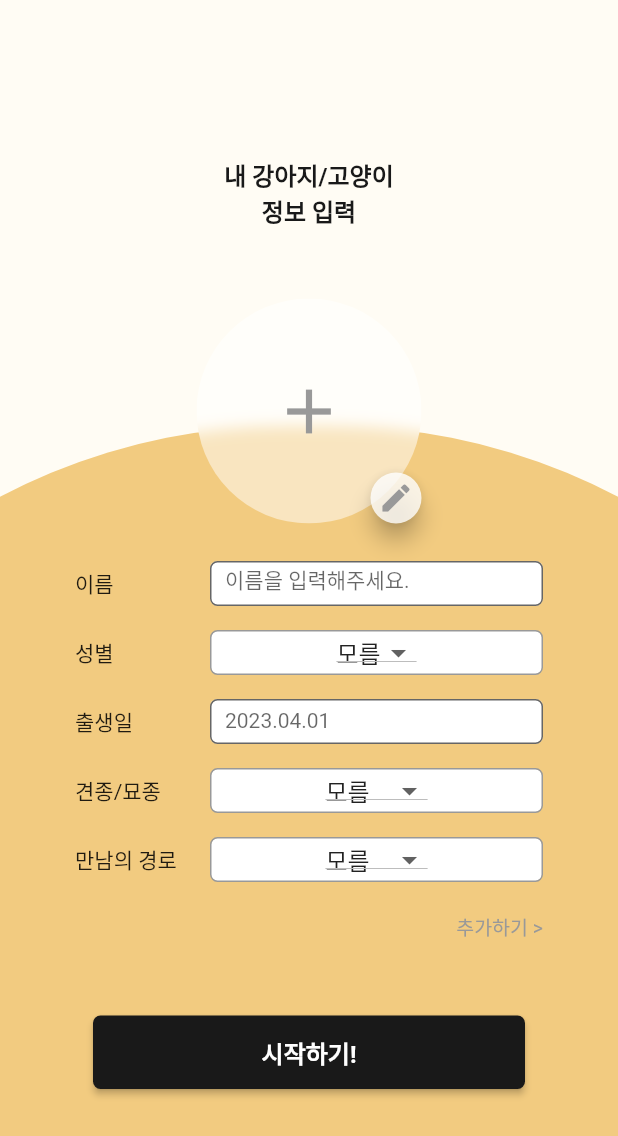
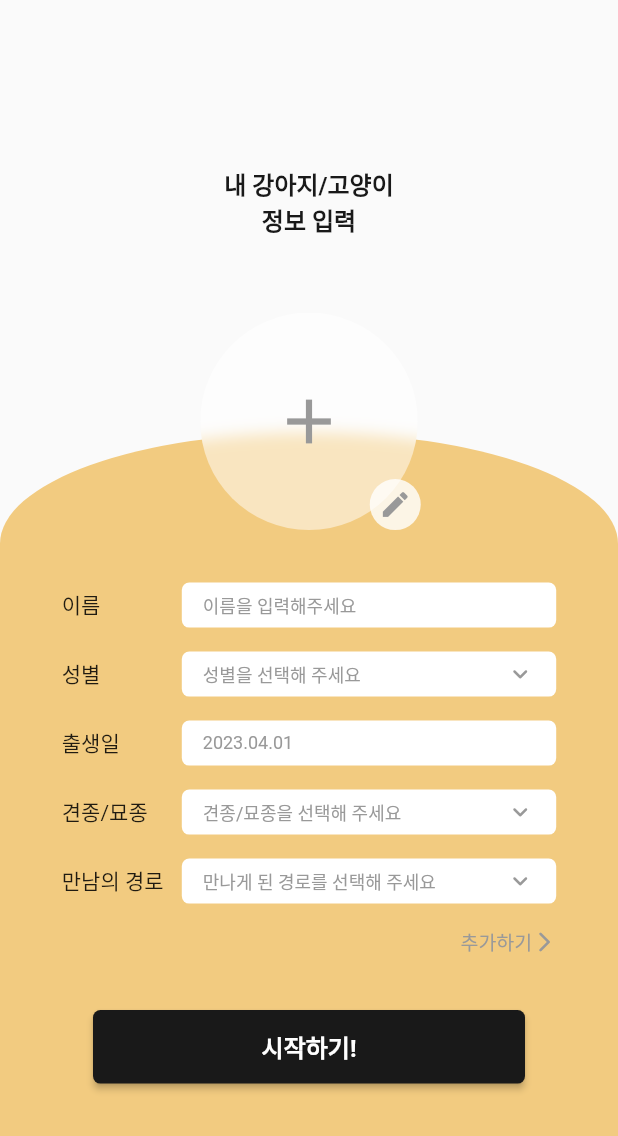
Before and after one commit to potato-club/meonghae_front, a Flutter app: the screen it shows after launch, on a phone screen of 412 x 824 dp. Shown: the top 1136 px of the screen. Run offline on Flutter 3.47's test engine with Material 2 defaults, Android fonts, the phone set to English and light mode, and no system bars; our stand-ins replace image_picker; missing offline and left inert: kakao_flutter_sdk_user.

Commit message:
feat. Register_Screen #6 - 반응형 추가 및 디자인 변경

```diff
--- a/lib/main.dart
+++ b/lib/main.dart
@@ -1,4 +1,5 @@
 import 'package:flutter/material.dart';
+import 'package:flutter/services.dart';
 import 'package:kakao_flutter_sdk_user/kakao_flutter_sdk_user.dart';
 import 'package:meonghae_front/screens/register_screen.dart';
 
@@ -12,6 +13,8 @@ class MyApp extends StatelessWidget {
   const MyApp({super.key});
   @override
   Widget build(BuildContext context) {
+    SystemChrome.setEnabledSystemUIMode(SystemUiMode.manual, overlays: []);
+
     return const MaterialApp(home: RegisterScreen());
   }
 }
--- a/lib/screens/register_screen.dart
+++ b/lib/screens/register_screen.dart
@@ -1,6 +1,7 @@
 import 'package:flutter/material.dart';
-import 'package:meonghae_front/widgets/registerForm_widget.dart';
-import 'package:meonghae_front/widgets/registerImage_widget.dart';
+import 'package:meonghae_front/widgets/register_screen/registerImage_widget.dart';
+
+import '../widgets/register_screen/registerForm_widget.dart';
 
 class RegisterScreen extends StatefulWidget {
   const RegisterScreen({super.key});
@@ -13,19 +14,16 @@ class _RegisterScreenState extends State<RegisterScreen> {
   @override
   Widget build(BuildContext context) {
     return Scaffold(
-      body: Container(
-        color: const Color(0xffFFFCF4),
+      resizeToAvoidBottomInset: false,
+      body: Stack(
+        children: [
+          Column(
+            crossAxisAlignment: CrossAxisAlignment.stretch,
+            children: [
+              const Flexible(
+                flex: 35,
                 child: Column(
-          crossAxisAlignment: CrossAxisAlignment.center,
-          children: [
-            const SizedBox(height: 104),
-            Expanded(
-              child: Stack(
-                alignment: Alignment.center,
-                children: [
-                  const Positioned(
-                    top: 0,
-                    child: Column(
+                  mainAxisAlignment: MainAxisAlignment.end,
                   children: [
                     Text(
                       '내 강아지/고양이',
@@ -43,41 +41,39 @@ class _RegisterScreenState extends State<RegisterScreen> {
                         fontWeight: FontWeight.w700,
                       ),
                     ),
+                    SizedBox(height: 130)
                   ],
                 ),
               ),
-                  Positioned(
-                    top: 180,
+              Flexible(
+                flex: 65,
                 child: Container(
-                      padding: const EdgeInsets.only(top: 110),
+                  padding: const EdgeInsets.only(top: 100),
                   width: 850,
                   height: 820,
                   decoration: BoxDecoration(
-                        color: const Color(0xffF2CB80),
-                        borderRadius: BorderRadius.circular(900),
+                    color: const Color(0xFFF2CB80),
+                    borderRadius: BorderRadius.only(
+                        topLeft: Radius.elliptical(
+                            MediaQuery.of(context).size.width * 0.5, 74),
+                        topRight: Radius.elliptical(
+                            MediaQuery.of(context).size.width * 0.5, 74)),
                   ),
+                  child: Padding(
+                    padding: EdgeInsets.symmetric(
+                        horizontal: MediaQuery.of(context).size.width * 0.1),
+                    child: const RegisterForm(),
                   ),
-                  ),
-                  Positioned(
-                    top: 270,
-                    child: Container(
-                        padding: const EdgeInsets.symmetric(horizontal: 50),
-                        width: MediaQuery.of(context).size.width,
-                        height: MediaQuery.of(context).size.height - 250,
-                        child: const RegisterForm()),
-                  ),
-                  const Positioned(
-                    top: 95,
-                    child: Row(
-                      mainAxisAlignment: MainAxisAlignment.center,
-                      children: [RegisterImage()],
                 ),
               ),
             ],
           ),
-            ),
+          Positioned(
+              left: 0,
+              right: 0,
+              top: MediaQuery.of(context).size.height * 0.35 - 80,
+              child: const RegisterImage()),
         ],
-        ),
       ),
     );
   }
--- a/lib/widgets/registerForm_widget.dart
+++ b/lib/widgets/register_screen/registerForm_widget.dart
@@ -12,13 +12,13 @@ class _RegisterFormState extends State<RegisterForm> {
   final formKey = GlobalKey<FormState>();
   bool isHovered = false;
 
-  List<String> genderList = ['모름', '수컷', '암컷'];
-  List<String> kindList = ['모름', '치와와', '불독'];
-  List<String> placeList = ['모름', '길거리', '집'];
+  List<String> genderList = ['성별을 선택해 주세요', '수컷', '암컷'];
+  List<String> kindList = ['견종/묘종을 선택해 주세요', '치와와', '불독'];
+  List<String> placeList = ['만나게 된 경로를 선택해 주세요', '길거리', '집'];
 
-  String selectedGender = '모름';
-  String selectedKind = '모름';
-  String selectedPlace = '모름';
+  String selectedGender = '성별을 선택해 주세요';
+  String selectedKind = '견종/묘종을 선택해 주세요';
+  String selectedPlace = '만나게 된 경로를 선택해 주세요';
   String _name = '';
   String _birth = '';
 
@@ -84,7 +84,7 @@ class _RegisterFormState extends State<RegisterForm> {
           Row(
             children: [
               const SizedBox(
-                width: 90,
+                width: 80,
                 child: Text(
                   '이름',
                   style: TextStyle(
@@ -100,21 +100,19 @@ class _RegisterFormState extends State<RegisterForm> {
                   height: 30,
                   child: TextFormField(
                     decoration: const InputDecoration(
-                      hintText: '이름을 입력해주세요.',
+                        hintText: '이름을 입력해주세요',
                         alignLabelWithHint: true,
                         border: OutlineInputBorder(
-                        borderSide: BorderSide(
-                          color: Colors.white,
-                        ),
+                          borderSide: BorderSide.none,
                           borderRadius: BorderRadius.all(Radius.circular(5)),
                         ),
                         filled: true,
                         fillColor: Colors.white,
-                      contentPadding:
-                          EdgeInsets.symmetric(horizontal: 10, vertical: 9),
-                    ),
+                        contentPadding: EdgeInsets.symmetric(horizontal: 14),
+                        hintStyle:
+                            TextStyle(color: Color(0xFF999999), fontSize: 12)),
                     textAlignVertical: TextAlignVertical.center,
-                    style: const TextStyle(fontSize: 14),
+                    style: const TextStyle(fontSize: 12),
                     keyboardType: TextInputType.text,
                     validator: (value) {
                       if (value!.isEmpty) {
@@ -150,7 +148,7 @@ class _RegisterFormState extends State<RegisterForm> {
           Row(
             children: [
               const SizedBox(
-                width: 90,
+                width: 80,
                 child: Text(
                   '성별',
                   style: TextStyle(
@@ -167,16 +165,28 @@ class _RegisterFormState extends State<RegisterForm> {
                   decoration: BoxDecoration(
                     color: Colors.white,
                     borderRadius: BorderRadius.circular(5),
-                    border: Border.all(
-                      color: const Color(0xff999999),
                   ),
+                  child: Padding(
+                    padding: const EdgeInsets.symmetric(horizontal: 14),
+                    child: DropdownButton(
+                      icon: const Icon(
+                        Icons.keyboard_arrow_down_rounded,
+                        size: 20,
+                        color: Color(0xFF999999),
                       ),
-                  child: DropdownButton(
                       value: selectedGender,
+                      isExpanded: true,
+                      underline: Container(),
                       items: genderList.map((String item) {
+                        num index = genderList.indexOf(item);
                         return DropdownMenuItem<String>(
                           value: item,
-                        child: Text(item),
+                          child: Text(item,
+                              style: TextStyle(
+                                  fontSize: 12,
+                                  color: index == 0
+                                      ? const Color(0xFF999999)
+                                      : Colors.black)),
                         );
                       }).toList(),
                       onChanged: (dynamic value) {
@@ -184,6 +194,7 @@ class _RegisterFormState extends State<RegisterForm> {
                           selectedGender = value;
                         });
                       },
+                    ),
                   ),
                 ),
               ),
@@ -195,7 +206,7 @@ class _RegisterFormState extends State<RegisterForm> {
           Row(
             children: [
               const SizedBox(
-                width: 90,
+                width: 80,
                 child: Text(
                   '출생일',
                   style: TextStyle(
@@ -214,18 +225,16 @@ class _RegisterFormState extends State<RegisterForm> {
                         hintText: '2023.04.01',
                         alignLabelWithHint: true,
                         border: OutlineInputBorder(
-                        borderSide: BorderSide(
-                          color: Colors.white,
-                        ),
+                          borderSide: BorderSide.none,
                           borderRadius: BorderRadius.all(Radius.circular(5)),
                         ),
                         filled: true,
                         fillColor: Colors.white,
-                      contentPadding:
-                          EdgeInsets.symmetric(horizontal: 10, vertical: 9),
-                    ),
+                        contentPadding: EdgeInsets.symmetric(horizontal: 14),
+                        hintStyle:
+                            TextStyle(color: Color(0xFF999999), fontSize: 12)),
                     textAlignVertical: TextAlignVertical.center,
-                    style: const TextStyle(fontSize: 14),
+                    style: const TextStyle(fontSize: 12),
                     keyboardType: TextInputType.text,
                     validator: (value) {
                       if (value!.isEmpty) {
@@ -261,7 +270,7 @@ class _RegisterFormState extends State<RegisterForm> {
           Row(
             children: [
               const SizedBox(
-                width: 90,
+                width: 80,
                 child: Text(
                   '견종/묘종',
                   style: TextStyle(
@@ -278,16 +287,28 @@ class _RegisterFormState extends State<RegisterForm> {
                   decoration: BoxDecoration(
                     color: Colors.white,
                     borderRadius: BorderRadius.circular(5),
-                    border: Border.all(
-                      color: const Color(0xff999999),
                   ),
+                  child: Padding(
+                    padding: const EdgeInsets.symmetric(horizontal: 14),
+                    child: DropdownButton(
+                      isExpanded: true,
+                      underline: Container(),
+                      icon: const Icon(
+                        Icons.keyboard_arrow_down_rounded,
+                        size: 20,
+                        color: Color(0xFF999999),
                       ),
-                  child: DropdownButton(
                       value: selectedKind,
                       items: kindList.map((String item) {
+                        num index = kindList.indexOf(item);
                         return DropdownMenuItem<String>(
                           value: item,
-                        child: Text(item),
+                          child: Text(item,
+                              style: TextStyle(
+                                  fontSize: 12,
+                                  color: index == 0
+                                      ? const Color(0xFF999999)
+                                      : Colors.black)),
                         );
                       }).toList(),
                       onChanged: (dynamic value) {
@@ -295,6 +316,7 @@ class _RegisterFormState extends State<RegisterForm> {
                           selectedKind = value;
                         });
                       },
+                    ),
                   ),
                 ),
               ),
@@ -306,7 +328,7 @@ class _RegisterFormState extends State<RegisterForm> {
           Row(
             children: [
               const SizedBox(
-                width: 90,
+                width: 80,
                 child: Text(
                   '만남의 경로',
                   style: TextStyle(
@@ -323,16 +345,28 @@ class _RegisterFormState extends State<RegisterForm> {
                   decoration: BoxDecoration(
                     color: Colors.white,
                     borderRadius: BorderRadius.circular(5),
-                    border: Border.all(
-                      color: const Color(0xff999999),
                   ),
+                  child: Padding(
+                    padding: const EdgeInsets.symmetric(horizontal: 14),
+                    child: DropdownButton(
+                      icon: const Icon(
+                        Icons.keyboard_arrow_down_rounded,
+                        size: 20,
+                        color: Color(0xFF999999),
                       ),
-                  child: DropdownButton(
+                      isExpanded: true,
+                      underline: Container(),
                       value: selectedPlace,
                       items: placeList.map((String item) {
+                        num index = placeList.indexOf(item);
                         return DropdownMenuItem<String>(
                           value: item,
-                        child: Text(item),
+                          child: Text(item,
+                              style: TextStyle(
+                                  fontSize: 12,
+                                  color: index == 0
+                                      ? const Color(0xFF999999)
+                                      : Colors.black)),
                         );
                       }).toList(),
                       onChanged: (dynamic value) {
@@ -343,17 +377,17 @@ class _RegisterFormState extends State<RegisterForm> {
                     ),
                   ),
                 ),
+              ),
             ],
           ),
           const SizedBox(
-            height: 20,
+            height: 16,
           ),
-          Row(
-            mainAxisAlignment: MainAxisAlignment.end,
-            children: [
           GestureDetector(
             onTap: () {
-                  // 버튼 클릭 시 동작
+              // addFormData 함수 호출
+              addFormData(
+                  selectedGender, selectedKind, selectedPlace, _name, _birth);
             },
             onTapDown: (_) {
               _handleHover(true);
@@ -361,26 +395,27 @@ class _RegisterFormState extends State<RegisterForm> {
             onTapUp: (_) {
               _handleHover(false);
             },
-                child: GestureDetector(
-                  onTap: () {
-                    // addFormData 함수 호출
-                    addFormData(selectedGender, selectedKind, selectedPlace,
-                        _name, _birth);
-                  },
-                  child: Text(
-                    '추가하기 >',
+            child: Row(
+              mainAxisAlignment: MainAxisAlignment.end,
+              children: [
+                Text(
+                  '추가하기',
                   style: TextStyle(
                     fontSize: 13,
                     fontWeight: isHovered ? FontWeight.bold : FontWeight.w400,
                     color: const Color(0xff999999),
                   ),
                 ),
-                ),
+                const Icon(
+                  Icons.arrow_forward_ios_rounded,
+                  color: Color(0xff999999),
+                  size: 16,
                 ),
               ],
             ),
+          ),
           const SizedBox(
-            height: 50,
+            height: 36,
           ),
           ElevatedButton(
             style: ElevatedButton.styleFrom(
--- a/lib/widgets/registerImage_widget.dart
+++ b/lib/widgets/register_screen/registerImage_widget.dart
@@ -29,8 +29,8 @@ class _RegisterImageState extends State<RegisterImage> {
       alignment: Alignment.center,
       children: [
         SizedBox(
-          width: 150,
-          height: 150,
+          width: 145,
+          height: 145,
           child: ClipOval(
             child: BackdropFilter(
               filter: ImageFilter.blur(
@@ -56,15 +56,18 @@ class _RegisterImageState extends State<RegisterImage> {
         Positioned(
           bottom: 0,
           right: 0,
+          left: 115,
           child: SizedBox(
             width: 34,
             height: 34,
             child: FloatingActionButton(
+              elevation: 0,
               backgroundColor: Colors.white.withOpacity(0.8),
               onPressed: _pickImage,
               child: const Icon(
                 Icons.edit,
                 color: Color(0xff999999),
+                size: 22,
               ),
             ),
           ),
--- a/pubspec.yaml
+++ b/pubspec.yaml
@@ -36,6 +36,7 @@ dependencies:
   cupertino_icons: ^1.0.2
   kakao_flutter_sdk_user: ^1.4.2
   image_picker: ^0.8.4+4
+  font_awesome_flutter: ^9.2.0
 
 dev_dependencies:
   flutter_test:
```
Lines whose indentation alone changed are shown as unchanged.
